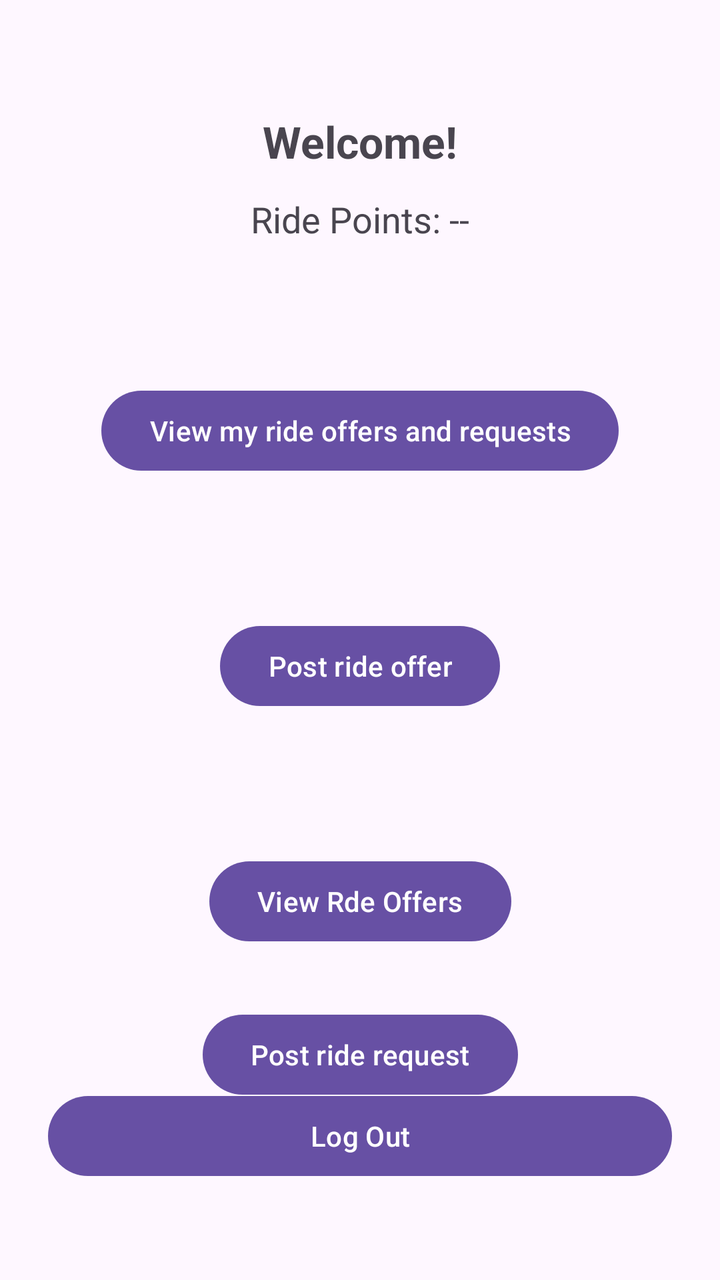
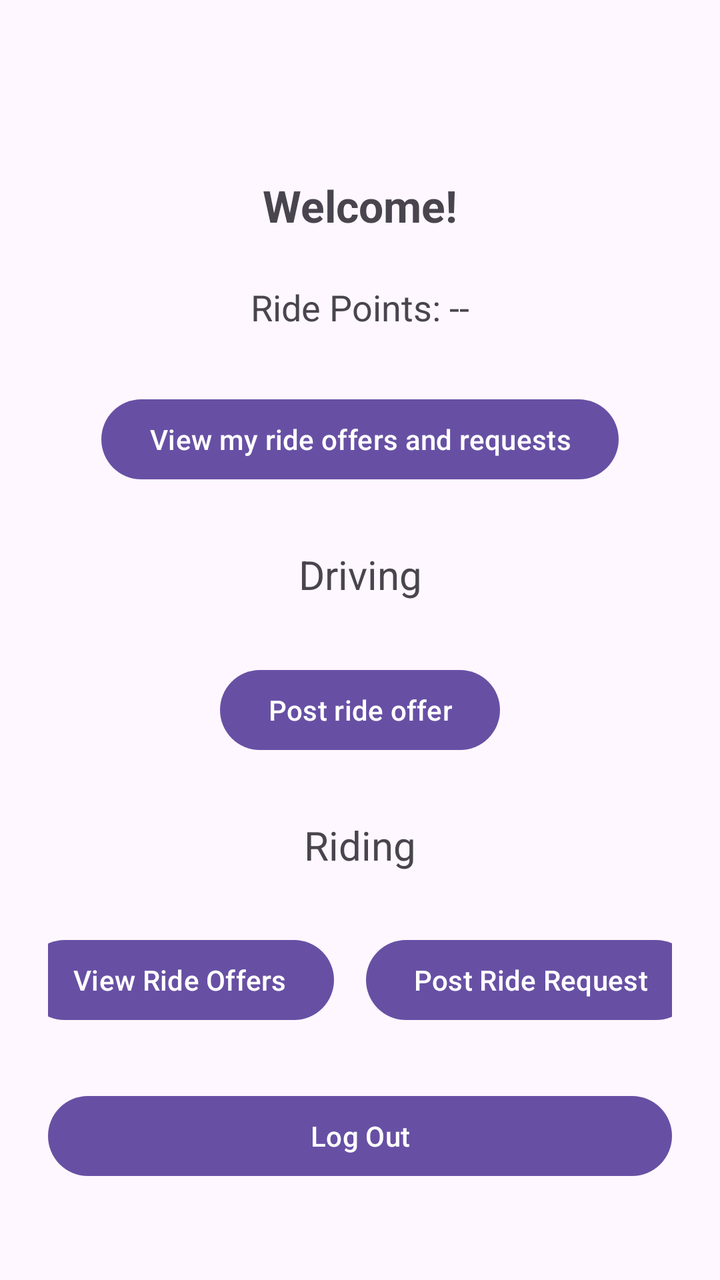

Two renders of the same Android screen: before a commit and after it. Below are the layout's source before the change and the commit's diff.
<!-- AndroidManifest.xml: application theme Theme.RideShareUltimate -->
<!-- res/layout/activity_main.xml -->
<?xml version="1.0" encoding="utf-8"?>
<androidx.constraintlayout.widget.ConstraintLayout xmlns:android="http://schemas.android.com/apk/res/android"
    xmlns:app="http://schemas.android.com/apk/res-auto"
    xmlns:tools="http://schemas.android.com/tools"
    android:id="@+id/main"
    android:layout_width="match_parent"
    android:layout_height="match_parent"
    android:padding="24dp">

    <TextView
        android:id="@+id/tvWelcomeUser"
        android:layout_width="wrap_content"
        android:layout_height="wrap_content"
        android:text="Welcome!"
        android:textSize="22sp"
        android:textStyle="bold"
        app:layout_constraintTop_toTopOf="parent"
        app:layout_constraintStart_toStartOf="parent"
        app:layout_constraintEnd_toEndOf="parent"
        android:layout_marginTop="32dp" />

    <TextView
        android:id="@+id/tvRidePoints"
        android:layout_width="wrap_content"
        android:layout_height="wrap_content"
        android:layout_marginTop="12dp"
        android:text="Ride Points: --"
        android:textSize="18sp"
        app:layout_constraintTop_toBottomOf="@id/tvWelcomeUser"
        app:layout_constraintStart_toStartOf="parent"
        app:layout_constraintEnd_toEndOf="parent" />

    <Button
        android:id="@+id/button2"
        android:layout_width="wrap_content"
        android:layout_height="wrap_content"
        android:text="Post ride offer"
        app:layout_constraintBottom_toTopOf="@+id/btnLogOut"
        app:layout_constraintEnd_toEndOf="parent"
        app:layout_constraintStart_toStartOf="parent"
        app:layout_constraintTop_toBottomOf="@+id/tvRidePoints" />

    <Button
        android:id="@+id/btnLogOut"
        android:layout_width="0dp"
        android:layout_height="wrap_content"
        android:layout_marginBottom="24dp"
        android:text="Log Out"
        app:layout_constraintBottom_toBottomOf="parent"
        app:layout_constraintStart_toStartOf="parent"
        app:layout_constraintEnd_toEndOf="parent" />

    <Button
        android:id="@+id/button3"
        android:layout_width="wrap_content"
        android:layout_height="wrap_content"
        android:text="View Rde Offers"
        app:layout_constraintBottom_toTopOf="@+id/btnLogOut"
        app:layout_constraintEnd_toEndOf="parent"
        app:layout_constraintStart_toStartOf="parent"
        app:layout_constraintTop_toBottomOf="@+id/button2" />

    <Button
        android:id="@+id/button4"
        android:layout_width="wrap_content"
        android:layout_height="wrap_content"
        android:layout_marginTop="36dp"
        android:text="Post ride request"
        app:layout_constraintBottom_toTopOf="@+id/btnLogOut"
        app:layout_constraintEnd_toEndOf="parent"
        app:layout_constraintStart_toStartOf="parent"
        app:layout_constraintTop_toBottomOf="@+id/button3" />

    <Button
        android:id="@+id/button5"
        android:layout_width="wrap_content"
        android:layout_height="wrap_content"
        android:text="View my ride offers and requests"
        app:layout_constraintBottom_toTopOf="@+id/button2"
        app:layout_constraintEnd_toEndOf="parent"
        app:layout_constraintStart_toStartOf="parent"
        app:layout_constraintTop_toBottomOf="@+id/tvRidePoints" />

</androidx.constraintlayout.widget.ConstraintLayout>
<!-- resources referenced by this layout -->
<resources>
  <style name="Theme.RideShareUltimate" parent="Base.Theme.RideShareUltimate" />
  <style name="Base.Theme.RideShareUltimate" parent="Theme.Material3.DayNight">
          
          
      </style>
</resources>

<!-- the commit's change to res/layout/activity_main.xml (unified diff, before → after) -->
@@ -1,84 +1,117 @@
 <?xml version="1.0" encoding="utf-8"?>
-<androidx.constraintlayout.widget.ConstraintLayout xmlns:android="http://schemas.android.com/apk/res/android"
+<ScrollView
+    xmlns:android="http://schemas.android.com/apk/res/android"
     xmlns:app="http://schemas.android.com/apk/res-auto"
-    xmlns:tools="http://schemas.android.com/tools"
-    android:id="@+id/main"
     android:layout_width="match_parent"
     android:layout_height="match_parent"
-    android:padding="24dp">
+    android:fillViewport="true"
+    android:scrollbars="vertical">
 
-    <TextView
-        android:id="@+id/tvWelcomeUser"
-        android:layout_width="wrap_content"
+    <androidx.constraintlayout.widget.ConstraintLayout
+        android:id="@+id/main"
+        android:layout_width="match_parent"
         android:layout_height="wrap_content"
-        android:text="Welcome!"
-        android:textSize="22sp"
-        android:textStyle="bold"
-        app:layout_constraintTop_toTopOf="parent"
-        app:layout_constraintStart_toStartOf="parent"
-        app:layout_constraintEnd_toEndOf="parent"
-        android:layout_marginTop="32dp" />
+        android:padding="24dp">
 
-    <TextView
-        android:id="@+id/tvRidePoints"
-        android:layout_width="wrap_content"
-        android:layout_height="wrap_content"
-        android:layout_marginTop="12dp"
-        android:text="Ride Points: --"
-        android:textSize="18sp"
-        app:layout_constraintTop_toBottomOf="@id/tvWelcomeUser"
-        app:layout_constraintStart_toStartOf="parent"
-        app:layout_constraintEnd_toEndOf="parent" />
+        
+        <TextView
+            android:id="@+id/tvWelcomeUser"
+            android:layout_width="wrap_content"
+            android:layout_height="wrap_content"
+            android:layout_marginTop="64dp"
+            android:text="Welcome!"
+            android:textSize="22sp"
+            android:textStyle="bold"
+            app:layout_constraintTop_toTopOf="parent"
+            app:layout_constraintStart_toStartOf="parent"
+            app:layout_constraintEnd_toEndOf="parent" />
 
-    <Button
-        android:id="@+id/button2"
-        android:layout_width="wrap_content"
-        android:layout_height="wrap_content"
-        android:text="Post ride offer"
-        app:layout_constraintBottom_toTopOf="@+id/btnLogOut"
-        app:layout_constraintEnd_toEndOf="parent"
-        app:layout_constraintStart_toStartOf="parent"
-        app:layout_constraintTop_toBottomOf="@+id/tvRidePoints" />
+        <TextView
+            android:id="@+id/tvRidePoints"
+            android:layout_width="wrap_content"
+            android:layout_height="wrap_content"
+            android:text="Ride Points: --"
+            android:textSize="18sp"
+            android:layout_marginTop="24dp"
+            app:layout_constraintTop_toBottomOf="@id/tvWelcomeUser"
+            app:layout_constraintStart_toStartOf="parent"
+            app:layout_constraintEnd_toEndOf="parent" />
 
-    <Button
-        android:id="@+id/btnLogOut"
-        android:layout_width="0dp"
-        android:layout_height="wrap_content"
-        android:layout_marginBottom="24dp"
-        android:text="Log Out"
-        app:layout_constraintBottom_toBottomOf="parent"
-        app:layout_constraintStart_toStartOf="parent"
-        app:layout_constraintEnd_toEndOf="parent" />
+        <Button
+            android:id="@+id/button5"
+            android:layout_width="wrap_content"
+            android:layout_height="wrap_content"
+            android:text="View my ride offers and requests"
+            app:layout_constraintBottom_toTopOf="@+id/textView2"
+            app:layout_constraintEnd_toEndOf="parent"
+            app:layout_constraintStart_toStartOf="parent"
+            app:layout_constraintTop_toBottomOf="@+id/tvRidePoints" />
 
-    <Button
-        android:id="@+id/button3"
-        android:layout_width="wrap_content"
-        android:layout_height="wrap_content"
-        android:text="View Rde Offers"
-        app:layout_constraintBottom_toTopOf="@+id/btnLogOut"
-        app:layout_constraintEnd_toEndOf="parent"
-        app:layout_constraintStart_toStartOf="parent"
-        app:layout_constraintTop_toBottomOf="@+id/button2" />
+        <TextView
+            android:id="@+id/textView2"
+            android:layout_width="wrap_content"
+            android:layout_height="wrap_content"
+            android:text="Driving"
+            android:textSize="20sp"
+            app:layout_constraintBottom_toTopOf="@+id/button2"
+            app:layout_constraintEnd_toEndOf="parent"
+            app:layout_constraintStart_toStartOf="parent"
+            app:layout_constraintTop_toBottomOf="@+id/button5" />
 
-    <Button
-        android:id="@+id/button4"
-        android:layout_width="wrap_content"
-        android:layout_height="wrap_content"
-        android:layout_marginTop="36dp"
-        android:text="Post ride request"
-        app:layout_constraintBottom_toTopOf="@+id/btnLogOut"
-        app:layout_constraintEnd_toEndOf="parent"
-        app:layout_constraintStart_toStartOf="parent"
-        app:layout_constraintTop_toBottomOf="@+id/button3" />
+        <Button
+            android:id="@+id/button2"
+            android:layout_width="wrap_content"
+            android:layout_height="wrap_content"
+            android:text="Post ride offer"
+            app:layout_constraintBottom_toTopOf="@+id/textView3"
+            app:layout_constraintEnd_toEndOf="parent"
+            app:layout_constraintStart_toStartOf="parent"
+            app:layout_constraintTop_toBottomOf="@+id/textView2" />
 
-    <Button
-        android:id="@+id/button5"
-        android:layout_width="wrap_content"
-        android:layout_height="wrap_content"
-        android:text="View my ride offers and requests"
-        app:layout_constraintBottom_toTopOf="@+id/button2"
-        app:layout_constraintEnd_toEndOf="parent"
-        app:layout_constraintStart_toStartOf="parent"
-        app:layout_constraintTop_toBottomOf="@+id/tvRidePoints" />
+        <TextView
+            android:id="@+id/textView3"
+            android:layout_width="wrap_content"
+            android:layout_height="wrap_content"
+            android:text="Riding"
+            android:textSize="20sp"
+            app:layout_constraintBottom_toTopOf="@+id/button3"
+            app:layout_constraintEnd_toEndOf="parent"
+            app:layout_constraintStart_toStartOf="parent"
+            app:layout_constraintTop_toBottomOf="@+id/button2" />
 
-</androidx.constraintlayout.widget.ConstraintLayout>
+        <Button
+            android:id="@+id/button3"
+            android:layout_width="wrap_content"
+            android:layout_height="wrap_content"
+            android:layout_marginEnd="8dp"
+            android:text="View Ride Offers"
+            app:layout_constraintBottom_toTopOf="@+id/btnLogOut"
+            app:layout_constraintEnd_toStartOf="@+id/button4"
+            app:layout_constraintHorizontal_weight="1"
+            app:layout_constraintStart_toStartOf="parent"
+            app:layout_constraintTop_toBottomOf="@+id/textView3" />
+
+        <Button
+            android:id="@+id/button4"
+            android:layout_width="wrap_content"
+            android:layout_height="wrap_content"
+            android:layout_marginStart="8dp"
+            android:text="Post Ride Request"
+            app:layout_constraintBottom_toBottomOf="@+id/button3"
+            app:layout_constraintEnd_toEndOf="parent"
+            app:layout_constraintHorizontal_weight="1"
+            app:layout_constraintStart_toEndOf="@+id/button3"
+            app:layout_constraintTop_toTopOf="@+id/button3" />
+
+        <Button
+            android:id="@+id/btnLogOut"
+            android:layout_width="0dp"
+            android:layout_height="wrap_content"
+            android:layout_marginBottom="24dp"
+            android:text="Log Out"
+            app:layout_constraintBottom_toBottomOf="parent"
+            app:layout_constraintEnd_toEndOf="parent"
+            app:layout_constraintStart_toStartOf="parent" />
+    </androidx.constraintlayout.widget.ConstraintLayout>
+
+</ScrollView>
